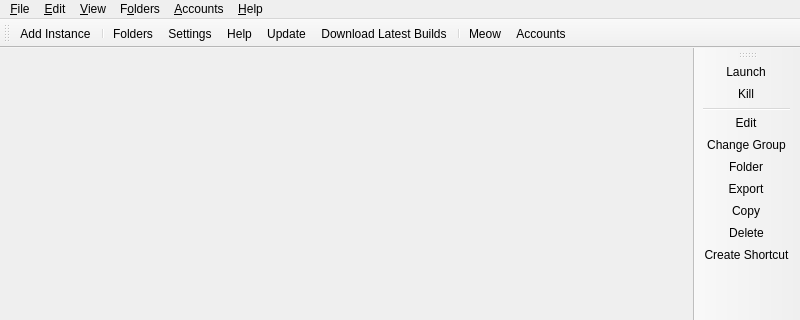
This is launcher/ui/MainWindow.ui in Octol1ttle/ElyPrismLauncher as Qt 5 draws it before an edit; both pictures show x 0 to 800 and y 0 to 320 of the 800 by 600 pixel window. The edited form follows.
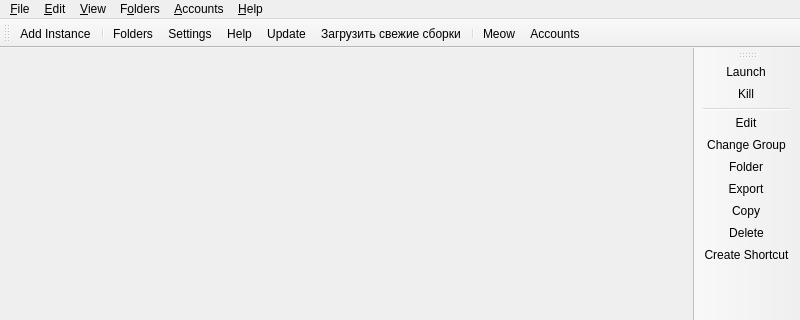
This is the edited form. Icons and pictures are not drawn. Custom widgets are drawn as their Qt base class.

Commit message: feat: Translated 'Download Latest Builds' button to Russian and linked it to the main updater action

What changed in the file:
```diff
--- a/launcher/ui/MainWindow.ui
+++ b/launcher/ui/MainWindow.ui
@@ -289,7 +289,7 @@
     <iconset theme="download"/>
    </property>
    <property name="text">
-    <string>Download Latest Builds</string>
+    <string>Загрузить свежие сборки</string>
    </property>
    <property name="toolTip">
     <string>Download and install default instances from GitHub</string>
```
Left out of the diff: 2 changed lines with no effect on the pictures. The commit also changes 2 other files.
